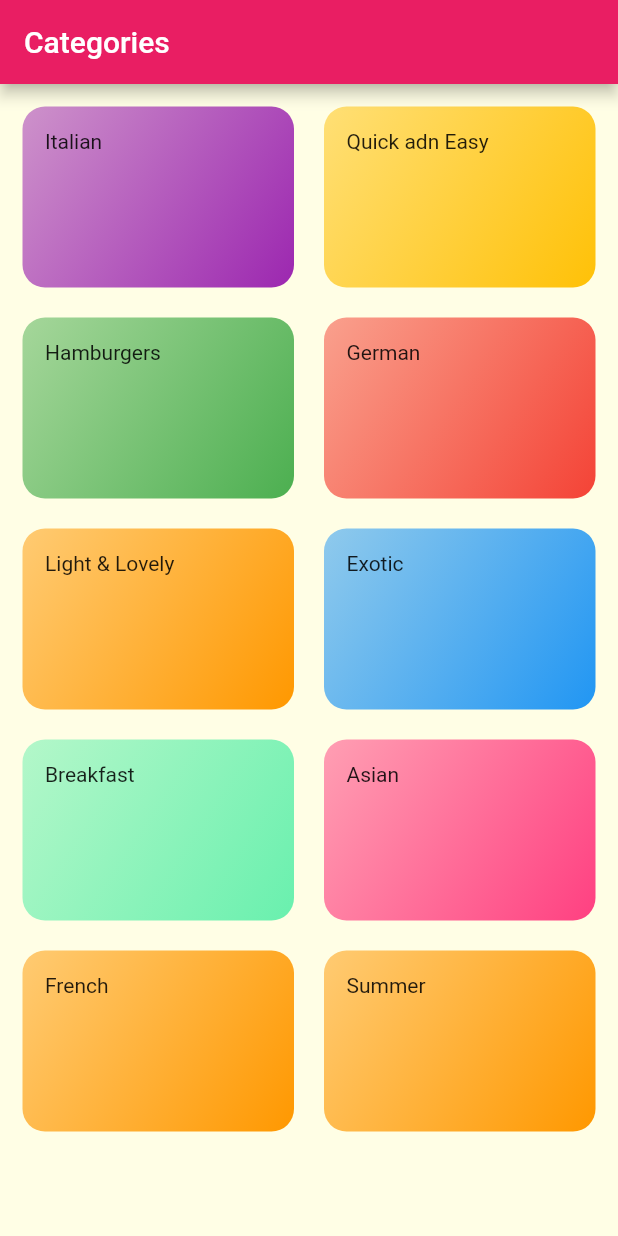
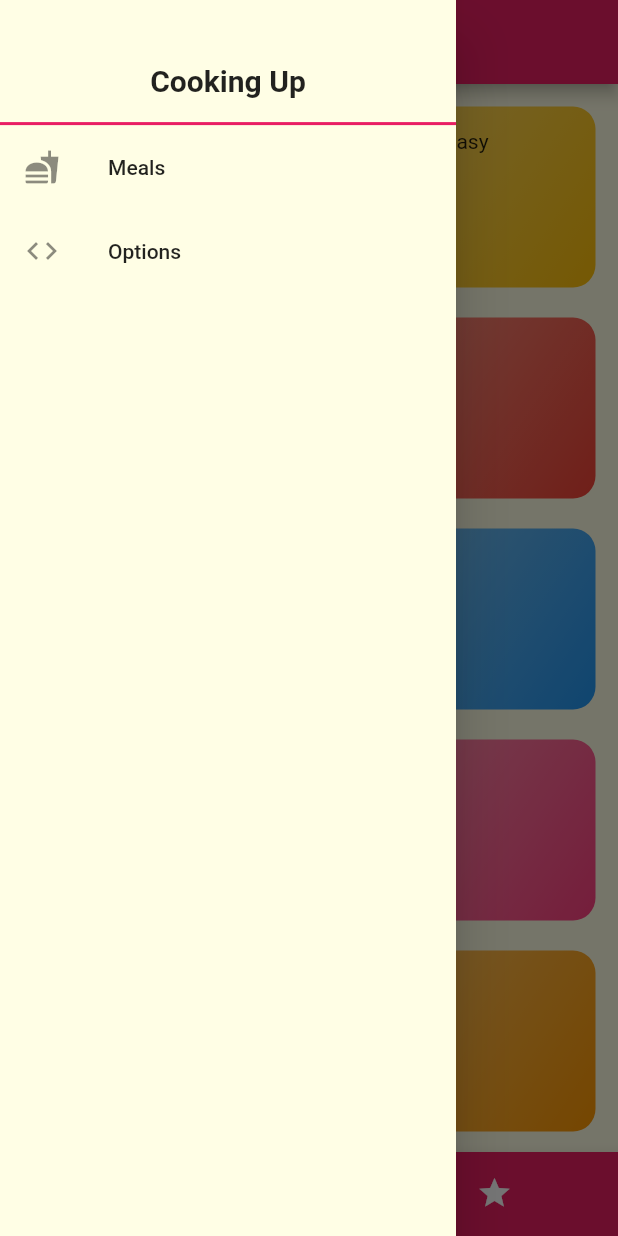
Before and after one commit to darlynvailatti/meals_app, a Flutter app: the screen it shows after launch, with the side drawer open (before the commit the screen has no drawer), on a phone screen of 412 x 824 dp. Run offline on Flutter 3.47's test engine with Material 2 defaults, Android fonts, the phone set to English and light mode, and no system bars; our stand-ins replace toast.

Commit message:
Added favorite feature

```diff
--- /dev/null
+++ b/lib/actions/actions_index.dart
@@ -0,0 +1,13 @@
+
+import 'package:meals_app/actions/meal_actions.dart';
+
+class ActionsIndex {
+
+  final MealActions mealActions;
+
+  ActionsIndex.defaultActions({
+    this.mealActions
+  });
+
+
+}
--- /dev/null
+++ b/lib/actions/meal_actions.dart
@@ -0,0 +1,12 @@
+
+import 'package:meals_app/models/meal.dart';
+
+class MealActions {
+
+  Function deleteMeal;
+
+  Function addToFavorites;
+
+  Function removeFromFavorites;
+
+}
--- /dev/null
+++ b/lib/data/data_index.dart
@@ -0,0 +1,14 @@
+
+import 'package:meals_app/models/category.dart';
+import 'package:meals_app/models/meal.dart';
+
+class DataIndex {
+
+  final List<Meal> meals;
+  final List<Category> categories;
+  final List<Meal> favorites;
+
+  DataIndex.defaultData({this.meals, this.categories, this.favorites});
+
+
+}
--- a/lib/main.dart
+++ b/lib/main.dart
@@ -1,42 +1,102 @@
 import 'package:flutter/material.dart';
+import 'package:meals_app/actions/actions_index.dart';
+import 'package:meals_app/actions/meal_actions.dart';
+import 'package:meals_app/data/data_index.dart';
 import 'package:meals_app/dummy_data.dart';
 import 'package:meals_app/models/category.dart';
 import 'package:meals_app/models/meal.dart';
 import 'package:meals_app/my_state_app.dart';
 import 'package:meals_app/pages/categories_page.dart';
 import 'package:meals_app/pages/category_page.dart';
+import 'package:meals_app/pages/favorite_meals_page.dart';
+import 'package:meals_app/pages/options_page.dart';
+import 'package:meals_app/pages/meal_details_page.dart';
+import 'package:meals_app/pages/page_index.dart';
+import 'package:meals_app/widgets/tab_state_widget.dart';
 
 void main() => runApp(MyApp());
 
-class MyApp extends StatelessWidget {
+class MyApp extends StatefulWidget {
+
+  @override
+  State<StatefulWidget> createState() {
+    return _MyApp();
+  }
+}
+
+class _MyApp extends State<MyApp>{
+
 
   List<Category> _categories;
   List<Meal> _meals;
+  AppState _appState;
+
+  void addMealToFavorites(Meal mealToAddAsFavorite){
+    var favorites = AppState.of(context).dataIndex.favorites;
+    favorites.add(mealToAddAsFavorite);
+  }
+
+  @override
+  void initState() {
+    print('Inicializing...');
+    _categories = DummyData.categories;
+    _meals = DummyData.getMeals(_categories);
+    super.initState();
+  }
 
   @override
   Widget build(BuildContext context) {
-    _initData();
-    return MaterialApp(
+
+    var materialApp = MaterialApp(
       title: 'Flutter Demo',
       theme: ThemeData(
         primarySwatch: Colors.pink,
         accentColor: Colors.amber,
         canvasColor: Color.fromRGBO(255, 254, 229, 1),
       ),
-      home:
-        AppState(
-          child: CategoriesPage(),
-          categories: _categories,
-          meals: _meals,
-        ),
+      initialRoute: Navigator.defaultRouteName,
       routes: {
-        CategoryPage.routName: (ctx) => CategoryPage(),
+        Navigator.defaultRouteName: (ctx) => TabStateWidget(),
+        CategoryPage.routName: (ctx) => _appState.pagesIndex.categoryPage,
+        MealDetailsPage.routeName: (ctx) => _appState.pagesIndex.mealDetailsPage,
+        OptionsPage.routeName: (ctx) => _appState.pagesIndex.optionsPage,
+      },
+      onGenerateRoute: (settings) {
+        return MaterialPageRoute(builder: (ctx) => CategoriesPage());
+      },
+      onUnknownRoute: (settings) {
+        return MaterialPageRoute(builder: (ctx) => CategoriesPage());
       },
     );
+
+
+    var pagesIndex = PagesIndex.defaultPages(
+      categoriesPage: CategoriesPage(),
+      categoryPage: CategoryPage(),
+      favoritesCategoriesPage: FavoritesMealsPage(),
+      mealDetailsPage: MealDetailsPage(),
+      optionsPage: OptionsPage(),
+    );
+
+    var actionsIndex = ActionsIndex.defaultActions(
+      mealActions: MealActions(),
+    );
+
+    actionsIndex.mealActions.addToFavorites = addMealToFavorites;
+
+    var dataIndex = DataIndex.defaultData(
+      categories: _categories,
+      meals: _meals,
+      favorites: [],
+    );
+
+    _appState = AppState(
+      child: materialApp,
+      dataIndex: dataIndex,
+      pagesIndex: pagesIndex,
+      actionsIndex: actionsIndex,
+    );
+    return _appState;
   }
 
-  void _initData() {
-    _categories = DummyData.categories;
-    _meals = DummyData.getMeals(_categories);
-  }
 }
--- a/lib/my_state_app.dart
+++ b/lib/my_state_app.dart
@@ -1,20 +1,25 @@
 
 
 import 'package:flutter/cupertino.dart';
-import 'package:meals_app/models/category.dart';
-import 'package:meals_app/models/meal.dart';
+import 'package:meals_app/actions/actions_index.dart';
+import 'package:meals_app/data/data_index.dart';
+import 'package:meals_app/pages/page_index.dart';
 
 class AppState extends InheritedWidget {
 
   final Widget child;
-  final List<Category> categories;
-  final List<Meal> meals;
   final Key key;
 
-  AppState({@required this.categories,
-    @required this.meals,
+  final DataIndex dataIndex;
+  final PagesIndex pagesIndex;
+  final ActionsIndex actionsIndex;
+
+  AppState({
     @required this.child,
-    this.key})
+    @required this.actionsIndex,
+    @required this.pagesIndex,
+    @required this.dataIndex,
+    this.key, })
       : super(key: key, child: child);
 
   @override
@@ -23,4 +28,5 @@ class AppState extends InheritedWidget {
   }
   static AppState of(BuildContext context) =>
       context.dependOnInheritedWidgetOfExactType<AppState>();
+
 }
--- a/lib/pages/categories_page.dart
+++ b/lib/pages/categories_page.dart
@@ -1,4 +1,4 @@
-import 'package:meals_app/category_item_widget.dart';
+import 'package:meals_app/widgets/category_item_widget.dart';
 import 'package:meals_app/dummy_data.dart';
 import 'package:flutter/cupertino.dart';
 import 'package:flutter/material.dart';
@@ -7,17 +7,15 @@ import 'package:meals_app/my_state_app.dart';
 
 class CategoriesPage extends StatelessWidget {
 
+  static final String routeName = "/categories";
+
 
   @override
   Widget build(BuildContext context) {
 
-    var _categories = AppState.of(context).categories;
+    var _categories = AppState.of(context).dataIndex.categories;
 
-    return Scaffold(
-      appBar: AppBar(
-        title: Text('Categories'),
-      ),
-      body: GridView(
+    return GridView(
         padding: EdgeInsets.all(15),
         children: _categories
             .map(
@@ -30,7 +28,6 @@ class CategoriesPage extends StatelessWidget {
           crossAxisSpacing: 20,
           mainAxisSpacing: 20,
         ),
-      ),
     );
   }
 }
--- /dev/null
+++ b/lib/pages/options_page.dart
@@ -0,0 +1,20 @@
+
+
+import 'package:flutter/cupertino.dart';
+import 'package:flutter/material.dart';
+import 'package:meals_app/widgets/main_drawer.dart';
+
+class OptionsPage extends StatelessWidget{
+
+  static final String routeName = "/options";
+
+  @override
+  Widget build(BuildContext context) {
+    return Scaffold(
+      appBar: AppBar(
+        title: Text('Options'),
+      ),
+    );
+  }
+
+}
--- /dev/null
+++ b/lib/pages/page_index.dart
@@ -0,0 +1,29 @@
+
+import 'package:meals_app/pages/categories_page.dart';
+import 'package:meals_app/pages/category_page.dart';
+import 'package:meals_app/pages/favorite_meals_page.dart';
+import 'package:meals_app/pages/meal_details_page.dart';
+import 'package:meals_app/pages/options_page.dart';
+
+class PagesIndex {
+
+  final CategoriesPage categoriesPage;
+  final CategoryPage categoryPage;
+  final FavoritesMealsPage favoritesCategoriesPage;
+  final MealDetailsPage mealDetailsPage;
+  final OptionsPage optionsPage;
+
+  PagesIndex({
+    this.categoriesPage,
+    this.categoryPage,
+    this.favoritesCategoriesPage,
+    this.mealDetailsPage,
+    this.optionsPage
+  });
+
+  PagesIndex.defaultPages(
+  {this.categoriesPage, this.categoryPage,
+      this.favoritesCategoriesPage, this.mealDetailsPage, this.optionsPage});
+
+
+}
--- a/lib/category_item_widget.dart
+++ b/lib/widgets/category_item_widget.dart
@@ -13,7 +13,7 @@ class CategoryItemWidget extends StatelessWidget{
   CategoryItemWidget(this.category);
 
   void onSelectCategory(BuildContext context){
-    var _allMeals = AppState.of(context).meals;
+    var _allMeals = AppState.of(context).dataIndex.meals;
     var _mealsOfCategory = _allMeals.where((m) => m
         .categories.contains(category),
     ).toList();
--- /dev/null
+++ b/lib/widgets/main_drawer.dart
@@ -0,0 +1,50 @@
+import 'package:flutter/cupertino.dart';
+import 'package:flutter/material.dart';
+import 'package:meals_app/pages/categories_page.dart';
+import 'package:meals_app/pages/options_page.dart';
+
+class MainDrawer extends StatelessWidget {
+  Widget _buildTitle(BuildContext context) {
+    return Container(
+      height: MediaQuery.of(context).size.height * 0.1,
+      width: double.infinity,
+      padding: EdgeInsets.only(top: 25, left: 10, right: 10),
+      alignment: Alignment.center,
+      child: Text(
+        'Cooking Up',
+        style: TextStyle(fontSize: 20, fontWeight: FontWeight.bold),
+      ),
+    );
+  }
+
+  ListTile _buildListTile(
+      BuildContext context, String title, IconData icon, Function onTab) {
+    return ListTile(
+      title: Text(title),
+      leading: Icon(icon),
+      onTap: onTab,
+    );
+  }
+
+  @override
+  Widget build(BuildContext context) {
+    return Drawer(
+      child: Column(
+        children: <Widget>[
+          _buildTitle(context),
+          Divider(
+            color: Theme.of(context).primaryColor,
+            height: 1,
+            thickness: 2,
+          ),
+          _buildListTile(context, 'Meals', Icons.fastfood, () {
+            Navigator.of(context).pushReplacementNamed(Navigator.defaultRouteName);
+          }),
+          _buildListTile(context, 'Options', Icons.code, () {
+            Navigator.of(context).pushNamed(OptionsPage.routeName);
+          })
+        ],
+      ),
+    );
+  }
+}
--- /dev/null
+++ b/lib/widgets/tab_state_widget.dart
@@ -0,0 +1,87 @@
+
+
+import 'package:flutter/cupertino.dart';
+import 'package:flutter/material.dart';
+import 'package:meals_app/models/category.dart';
+import 'package:meals_app/models/meal.dart';
+import 'package:meals_app/my_state_app.dart';
+import 'package:meals_app/pages/categories_page.dart';
+import 'package:meals_app/pages/favorite_meals_page.dart';
+import 'package:meals_app/widgets/main_drawer.dart';
+
+class TabStateWidget extends StatefulWidget {
+
+  @override
+  State<StatefulWidget> createState() {
+    return _TabState();
+  }
+
+}
+
+class _MainPage {
+
+  final String title;
+  final Widget pageWidget;
+
+  _MainPage({this.title, this.pageWidget});
+
+}
+
+class _TabState extends State<TabStateWidget> {
+
+   List<_MainPage> _pages = [
+     _MainPage(
+       title: 'Categories',
+       pageWidget: CategoriesPage(),
+     ),
+     _MainPage(
+       title: 'Favorites',
+       pageWidget: FavoritesMealsPage(),
+     ),
+  ];
+
+   var _selectedPageIndex = 0;
+
+   void _selectPage(int index){
+     setState(() {
+        _selectedPageIndex = index;
+     });
+   }
+
+
+  @override
+  Widget build(BuildContext context) {
+
+    var currentPage = _pages[_selectedPageIndex];
+
+    return  Scaffold(
+        appBar: AppBar(
+          title: Text('${currentPage.title}'),
+        ),
+        body: currentPage.pageWidget,
+      drawer: MainDrawer(),
+      bottomNavigationBar: BottomNavigationBar(
+        onTap: _selectPage,
+        backgroundColor: Theme.of(context).primaryColor,
+        selectedItemColor: Theme.of(context).accentColor,
+        unselectedItemColor: Colors.white,
+        currentIndex: _selectedPageIndex,
+        type: BottomNavigationBarType.shifting,
+        items: [
+          BottomNavigationBarItem(
+            backgroundColor: Theme.of(context).primaryColor,
+            title: Text("Categories"),
+            icon: Icon(Icons.category),
+          ),
+          BottomNavigationBarItem(
+            title: Text("Favorites"),
+            icon: Icon(Icons.star),
+          ),
+        ],
+
+      ),
+    );
+
+  }
+
+}
--- a/pubspec.yaml
+++ b/pubspec.yaml
@@ -19,6 +19,7 @@ environment:
 dependencies:
   flutter:
     sdk: flutter
+  toast: ^0.1.5
 
   # The following adds the Cupertino Icons font to your application.
   # Use with the CupertinoIcons class for iOS style icons.
```
Also changed, not shown: lib/pages/category_page.dart (+53 -7 lines), lib/pages/favorite_meals_page.dart (added, +30 -0 lines), lib/pages/meal_details_page.dart (added, +187 -0 lines), lib/widgets/favorite_meal_start_widget.dart (added, +51 -0 lines), lib/widgets/meal_widget.dart (renamed from lib/meal_widget.dart, +14 -4 lines), pubspec.lock.
